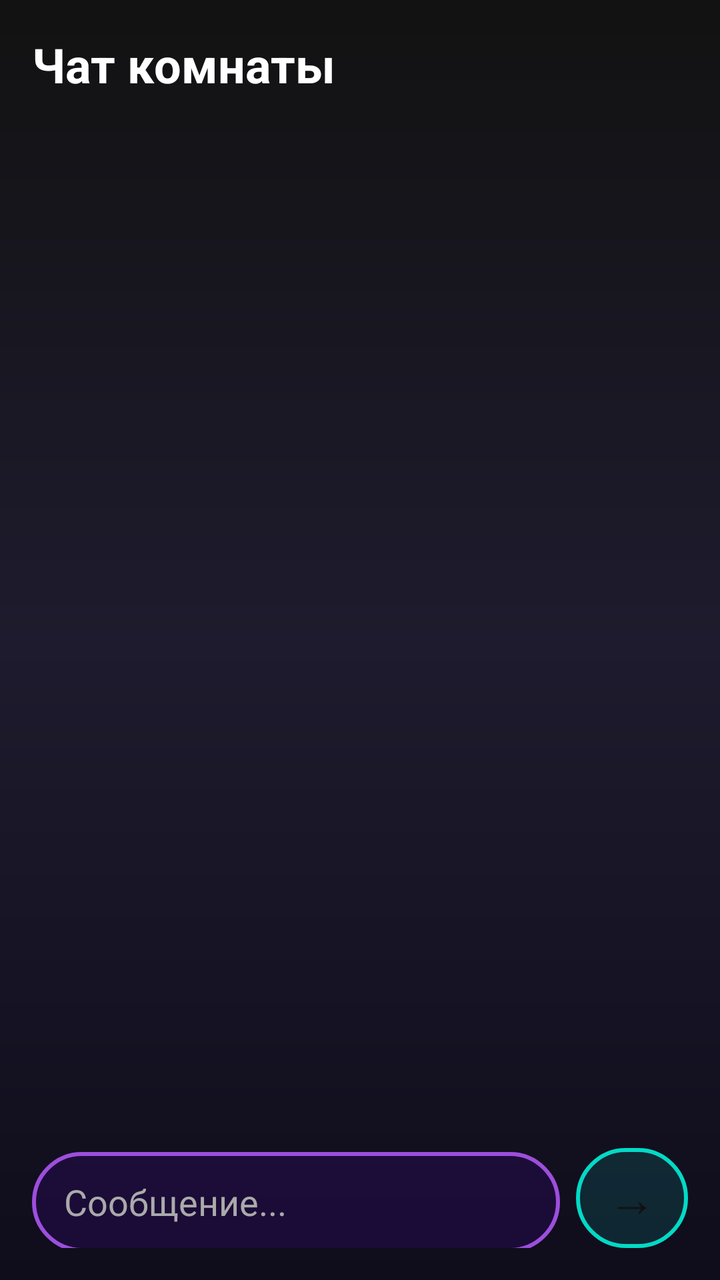
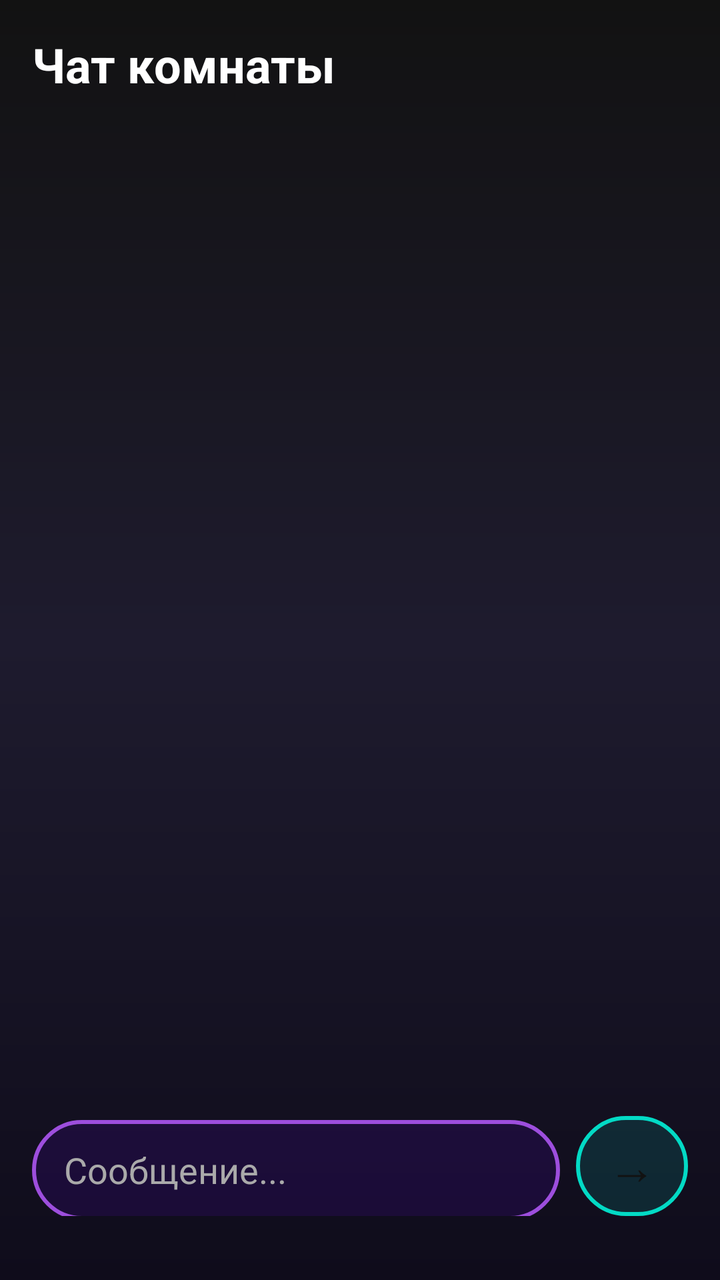

Before-and-after screenshots of an Android layout around one commit, followed by the original layout XML and the change that was made.
<!-- AndroidManifest.xml: application theme Theme.AppCompat.NoActionBar -->
<!-- res/layout/activity_chat.xml -->
<?xml version="1.0" encoding="utf-8"?>
<LinearLayout xmlns:android="http://schemas.android.com/apk/res/android"
    android:layout_width="match_parent"
    android:layout_height="match_parent"
    android:orientation="vertical"
    android:background="@drawable/bg_gradient"
    android:padding="16dp">

    <TextView
        android:layout_width="wrap_content"
        android:layout_height="wrap_content"
        android:text="Чат комнаты"
        android:textSize="24sp"
        android:textStyle="bold"
        android:textColor="#FFFFFF"
        android:layout_marginBottom="16dp"/>

    
    <ListView
        android:id="@+id/lvMessages"
        android:layout_width="match_parent"
        android:layout_height="0dp"
        android:layout_weight="1"
        android:divider="@null"
        android:dividerHeight="8dp"
        android:transcriptMode="alwaysScroll"/>

    
    <LinearLayout
        android:layout_width="match_parent"
        android:layout_height="wrap_content"
        android:orientation="horizontal"
        android:layout_marginTop="8dp">

        <EditText
            android:id="@+id/etMessage"
            android:layout_width="0dp"
            android:layout_height="50dp"
            android:layout_weight="1"
            android:background="@drawable/btn_neon_purple"
            android:paddingHorizontal="16dp"
            android:hint="Сообщение..."
            android:textColorHint="#AAAAAA"
            android:textColor="#FFFFFF"
            android:layout_marginEnd="8dp"/>

        <Button
            android:id="@+id/btnSend"
            android:layout_width="56dp"
            android:layout_height="50dp"
            android:text="→"
            android:textSize="24sp"
            android:textColor="#121212"
            android:background="@drawable/btn_neon_cyan"/>
    </LinearLayout>

</LinearLayout>
<!-- resources referenced by this layout -->
<resources>
  <!-- drawable bg_gradient (drawable) -->
  <?xml version="1.0" encoding="utf-8"?>
  <shape xmlns:android="http://schemas.android.com/apk/res/android">
      <gradient
          android:angle="270"
          android:startColor="#121212"
          android:centerColor="#1E1B2E"
          android:endColor="#0F0C1B"
          android:type="linear" />
  </shape>
  <!-- drawable btn_neon_cyan (drawable) -->
  <?xml version="1.0" encoding="utf-8"?>
  <shape xmlns:android="http://schemas.android.com/apk/res/android">
      <solid android:color="#2003DAC5" />
      <stroke android:width="2dp" android:color="#03DAC5" />
      <corners android:radius="30dp" />
  </shape>
  <!-- drawable btn_neon_purple (drawable) -->
  <?xml version="1.0" encoding="utf-8"?>
  <shape xmlns:android="http://schemas.android.com/apk/res/android">
      <solid android:color="#206200EE" /> 
      <stroke android:width="2dp" android:color="#9D4EDD" /> 
      <corners android:radius="30dp" /> 
  </shape>
  <style name="Theme.AppCompat.NoActionBar" parent="Theme.AppCompat.Light.NoActionBar">
          <item name="colorPrimary">#6200EE</item>
          <item name="colorPrimaryDark">#3700B3</item>
          <item name="colorAccent">#03DAC5</item>
          <item name="android:windowBackground">#121212</item>
      </style>
</resources>

<!-- the commit's change to res/layout/activity_chat.xml (unified diff, before → after) -->
@@ -4,7 +4,8 @@
     android:layout_height="match_parent"
     android:orientation="vertical"
     android:background="@drawable/bg_gradient"
-    android:padding="16dp">
+    android:padding="16dp"
+    android:paddingBottom="32dp"> 
 
     <TextView
         android:layout_width="wrap_content"
@@ -30,7 +31,8 @@
         android:layout_width="match_parent"
         android:layout_height="wrap_content"
         android:orientation="horizontal"
-        android:layout_marginTop="8dp">
+        android:layout_marginTop="8dp"
+        android:layout_marginBottom="16dp"> 
 
         <EditText
             android:id="@+id/etMessage"
